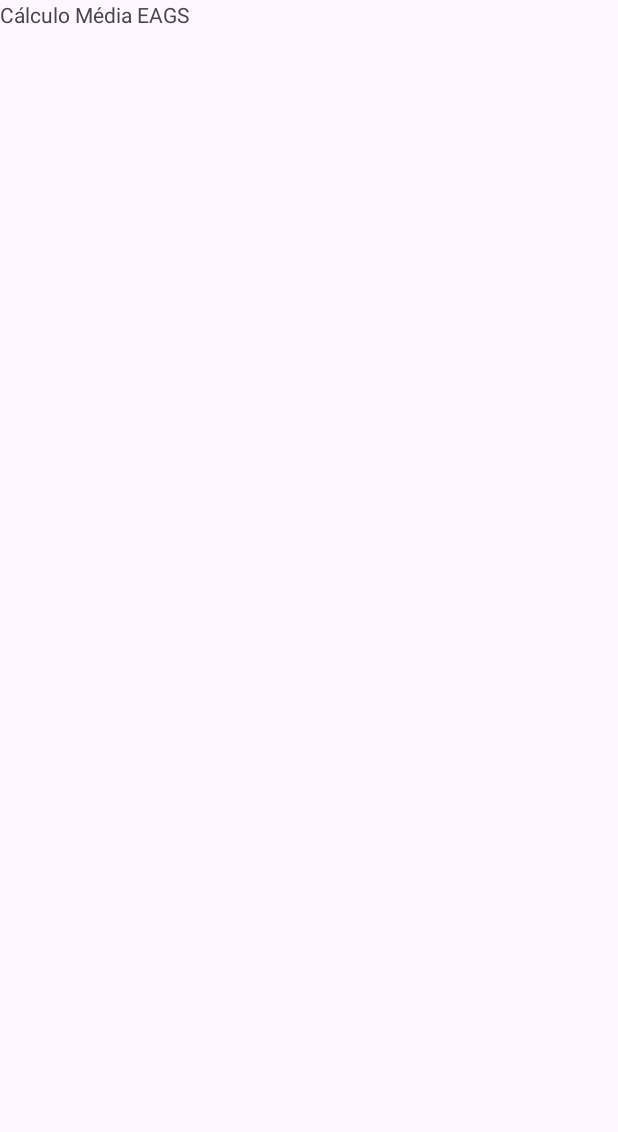
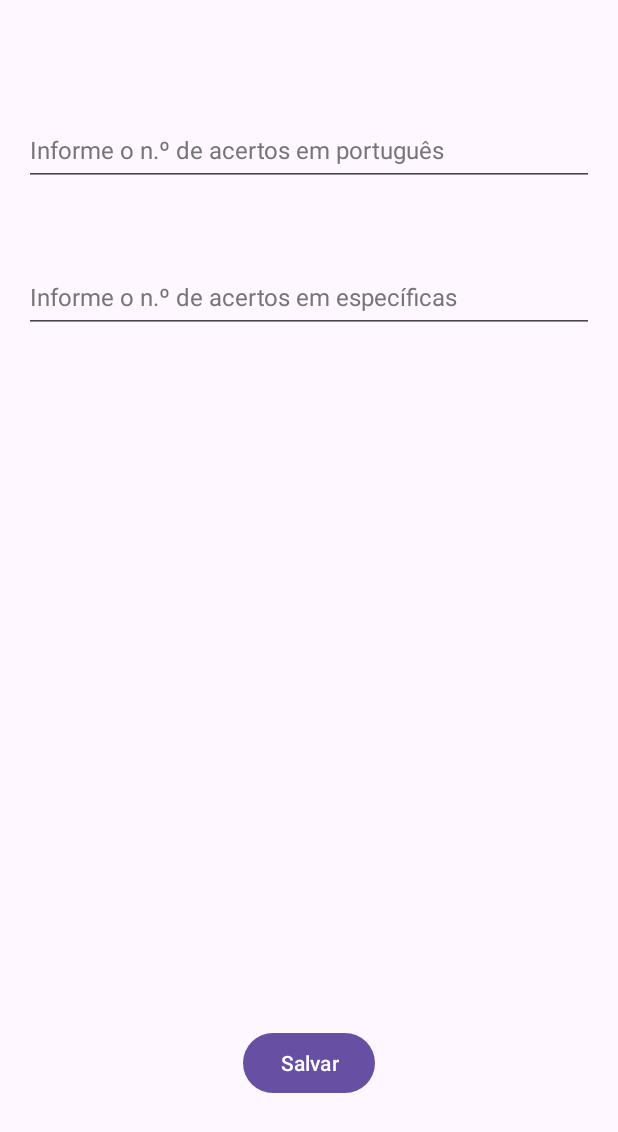
Before and after one commit to felipedavi/CalculadoraEAGS, an Android app: the screen it shows after launch (MainActivity), on a phone screen of 412 x 824 dp. Before the commit the part shown is almost empty. Shown: the top 1132 px of the screen. Run offline under Robolectric (Android 15) with nearby library versions, the phone set to English and light mode, and no system bars.

Commit message:
refactor[ui]: Altera o layout da MainFragment para a versão mais recente do app

```diff
--- a/app/src/main/res/layout/fragment_main.xml
+++ b/app/src/main/res/layout/fragment_main.xml
@@ -1,13 +1,57 @@
 <?xml version="1.0" encoding="utf-8"?>
-<FrameLayout xmlns:android="http://schemas.android.com/apk/res/android"
+<androidx.constraintlayout.widget.ConstraintLayout xmlns:android="http://schemas.android.com/apk/res/android"
     xmlns:tools="http://schemas.android.com/tools"
     android:layout_width="match_parent"
     android:layout_height="match_parent"
+    xmlns:app="http://schemas.android.com/apk/res-auto"
+    android:focusable="true"
+    android:focusableInTouchMode="true"
+    android:padding="16dp"
     tools:context=".MainFragment">
 
-    <TextView
-        android:layout_width="match_parent"
-        android:layout_height="match_parent"
-        android:text="@string/main_fragment" />
+    <EditText
+        android:id="@+id/edit_portugues"
+        android:layout_width="0dp"
+        android:layout_height="wrap_content"
+        android:layout_marginTop="60dp"
+        android:hint="@string/des_edit_portugues"
+        android:importantForAutofill="no"
+        android:inputType="number"
+        android:maxLength="2"
+        android:minHeight="48dp"
+        android:nextFocusDown="@id/edit_especificas"
+        android:textColorHint="#757575"
+        android:textSize="16sp"
+        app:layout_constraintLeft_toLeftOf="parent"
+        app:layout_constraintRight_toRightOf="parent"
+        app:layout_constraintTop_toTopOf="parent" />
 
-</FrameLayout>
+    <EditText
+        android:id="@+id/edit_especificas"
+        android:layout_width="0dp"
+        android:layout_height="wrap_content"
+        android:layout_marginTop="50dp"
+        android:hint="@string/des_edit_especificas"
+        android:imeOptions="actionDone"
+        android:importantForAutofill="no"
+        android:inputType="number"
+        android:maxLength="2"
+        android:minHeight="48dp"
+        android:nextFocusDown="@id/button_save"
+        android:textColorHint="#757575"
+        android:textSize="16sp"
+        app:layout_constraintLeft_toLeftOf="parent"
+        app:layout_constraintRight_toRightOf="parent"
+        app:layout_constraintTop_toBottomOf="@+id/edit_portugues" />
+
+    <Button
+        android:id="@+id/button_save"
+        android:layout_width="wrap_content"
+        android:layout_height="wrap_content"
+        android:layout_marginBottom="75dp"
+        android:text="@string/button_save"
+        app:layout_constraintBottom_toBottomOf="parent"
+        app:layout_constraintLeft_toLeftOf="parent"
+        app:layout_constraintRight_toRightOf="parent" />
+
+</androidx.constraintlayout.widget.ConstraintLayout>
```
